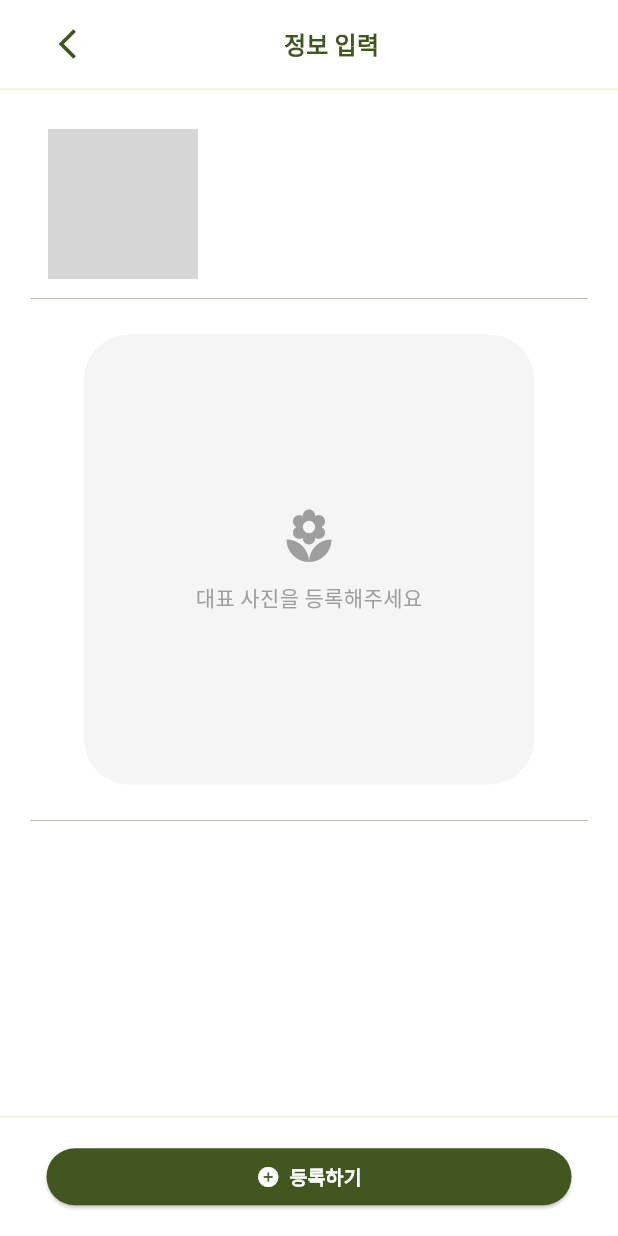
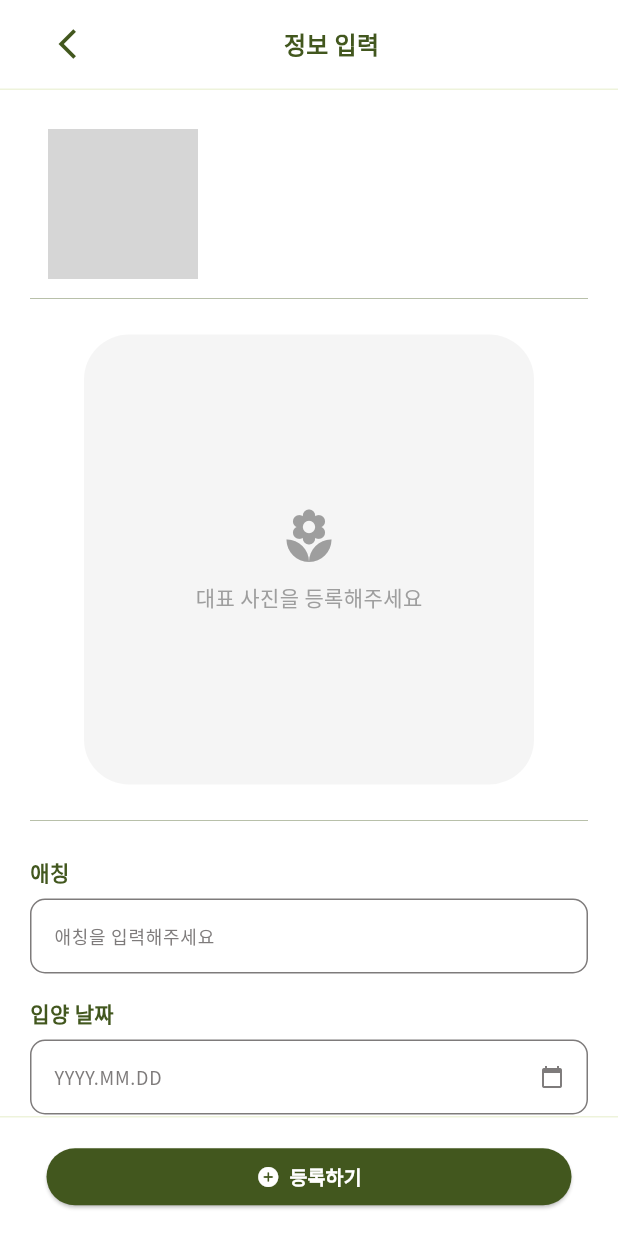
Before and after one commit to Team-BIoTy/Planty-FE, a Flutter app: the PlantInputScreen screen opened directly with empty values, on a phone screen of 412 x 824 dp. Run offline on Flutter 3.47's test engine with Material 3 defaults, Android fonts, the phone set to English and light mode, and no system bars; our stand-ins replace flutter_secure_storage, image_picker; accounts and stored records are empty; network calls fail; grey boxes are pictures that could not be loaded.

Commit message:
[feat] #3 - 애칭, 입양일 선택 필드 추가

```diff
--- a/planty/lib/constants/colors.dart
+++ b/planty/lib/constants/colors.dart
@@ -5,4 +5,5 @@ class AppColors {
   static Color light = Color(0xFFEEF3DB);
   static Color grey1 = Color(0xFFF5F5F5);
   static Color grey2 = Color(0xFFD9D9D9);
+  static Color grey3 = Color(0xFF7E7B7B);
 }
--- a/planty/lib/screens/register_plant/plant_input_screen.dart
+++ b/planty/lib/screens/register_plant/plant_input_screen.dart
@@ -1,10 +1,10 @@
 import 'dart:io';
-import 'dart:math';
-
 import 'package:flutter/material.dart';
 import 'package:image_picker/image_picker.dart';
+import 'package:intl/intl.dart';
 import 'package:planty/constants/colors.dart';
 import 'package:planty/widgets/custom_app_bar.dart';
+import 'package:planty/widgets/custom_text_field.dart';
 import 'package:planty/widgets/primary_button.dart';
 
 class PlantInputScreen extends StatefulWidget {
@@ -27,6 +27,8 @@ class PlantInputScreen extends StatefulWidget {
 
 class _PlantInputScreenState extends State<PlantInputScreen> {
   File? _imageFile;
+  final TextEditingController _nicknameController = TextEditingController();
+  final TextEditingController _adoptedDateController = TextEditingController();
 
   Future<void> _pickImage() async {
     final picker = ImagePicker();
@@ -35,6 +37,37 @@ class _PlantInputScreenState extends State<PlantInputScreen> {
     if (pickedFile != null) {
       setState(() {
         _imageFile = File(pickedFile.path);
+      });
+    }
+  }
+
+  Future<void> _selectAdoptionDate() async {
+    DateTime? pickedDate = await showDatePicker(
+      context: context,
+      initialDate: DateTime.now(),
+      firstDate: DateTime(2000),
+      lastDate: DateTime.now(),
+      builder: (context, child) {
+        return Theme(
+          data: ThemeData(
+            colorScheme: ColorScheme.light(
+              primary: AppColors.primary,
+              onPrimary: Colors.white,
+              onSurface: AppColors.primary,
+            ),
+            textButtonTheme: TextButtonThemeData(
+              style: TextButton.styleFrom(foregroundColor: AppColors.primary),
+            ),
+          ),
+          child: child!,
+        );
+      },
+    );
+
+    if (pickedDate != null) {
+      String formatted = DateFormat('yyyy.MM.dd').format(pickedDate);
+      setState(() {
+        _adoptedDateController.text = formatted;
       });
     }
   }
@@ -142,12 +175,99 @@ class _PlantInputScreenState extends State<PlantInputScreen> {
                   ),
                 ),
               ),
-
               const SizedBox(height: 16),
               Divider(
                 height: 16,
                 color: AppColors.primary.withOpacity(0.5),
                 thickness: 0.5,
+              ),
+              const SizedBox(height: 16),
+
+              // 애칭
+              Text(
+                '애칭',
+                style: TextStyle(
+                  color: AppColors.primary,
+                  fontWeight: FontWeight.w600,
+                ),
+              ),
+              const SizedBox(height: 8),
+              TextFormField(
+                controller: _nicknameController,
+                style: TextStyle(fontSize: 12),
+                decoration: InputDecoration(
+                  hintText: '애칭을 입력해주세요',
+                  hintStyle: TextStyle(color: AppColors.grey3, fontSize: 12),
+                  border: OutlineInputBorder(),
+
+                  // 포커스 안 됐을 때 테두리
+                  enabledBorder: OutlineInputBorder(
+                    borderRadius: BorderRadius.circular(10),
+                    borderSide: BorderSide(color: AppColors.grey3),
+                  ),
+
+                  // 포커스 됐을 때 테두리
+                  focusedBorder: OutlineInputBorder(
+                    borderRadius: BorderRadius.circular(10),
+                    borderSide: BorderSide(
+                      color: AppColors.primary,
+                      width: 1.5,
+                    ),
+                  ),
+                ),
+              ),
+              const SizedBox(height: 16),
+
+              // 입양 날짜
+              Text(
+                '입양 날짜',
+                style: TextStyle(
+                  color: AppColors.primary,
+                  fontWeight: FontWeight.w600,
+                ),
+              ),
+              const SizedBox(height: 8),
+              TextFormField(
+                readOnly: true,
+                controller: _adoptedDateController,
+                onTap: _selectAdoptionDate,
+                style: TextStyle(fontSize: 12),
+                decoration: InputDecoration(
+                  hintText: 'YYYY.MM.DD',
+                  hintStyle: TextStyle(color: AppColors.grey3, fontSize: 12),
+                  suffixIcon: Icon(
+                    Icons.calendar_today,
+                    size: 16,
+                    color: AppColors.grey3,
+                  ),
+                  border: OutlineInputBorder(),
+
+                  // 포커스 안 됐을 때 테두리
+                  enabledBorder: OutlineInputBorder(
+                    borderRadius: BorderRadius.circular(10),
+                    borderSide: BorderSide(color: AppColors.grey3),
+                  ),
+
+                  // 포커스 됐을 때 테두리
+                  focusedBorder: OutlineInputBorder(
+                    borderRadius: BorderRadius.circular(10),
+                    borderSide: BorderSide(
+                      color: AppColors.primary,
+                      width: 1.5,
+                    ),
+                  ),
+                ),
+              ),
+
+              const SizedBox(height: 16),
+
+              // 성격
+              Text(
+                '성격',
+                style: TextStyle(
+                  color: AppColors.primary,
+                  fontWeight: FontWeight.w600,
+                ),
               ),
             ],
           ),
```
